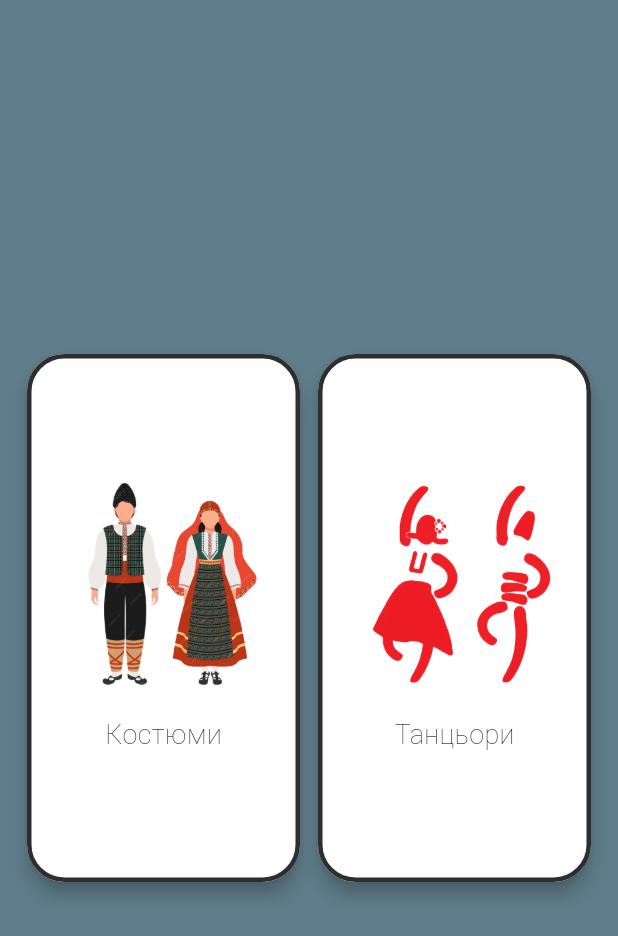
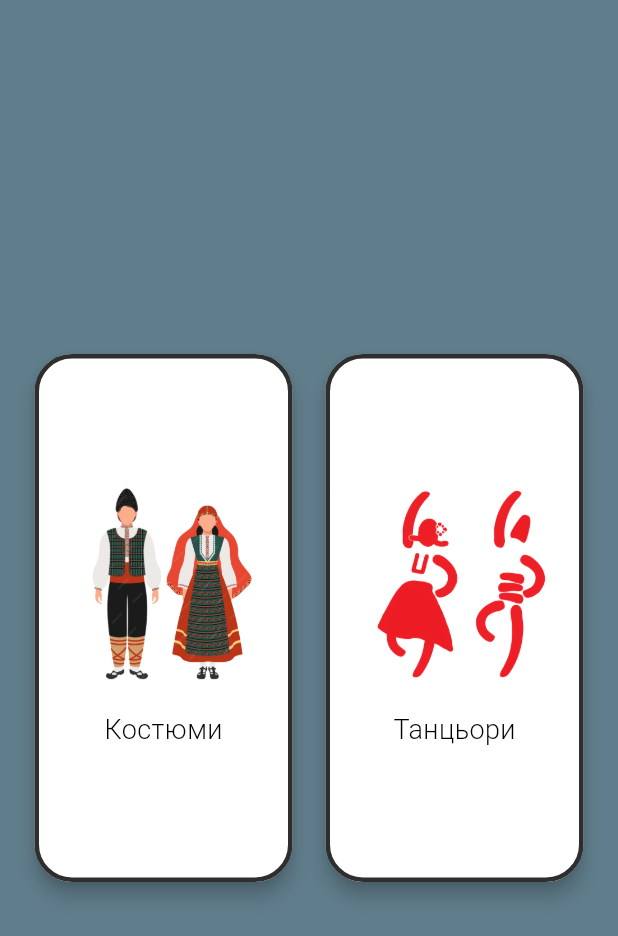
Before and after one commit to GeorgiTasev12/FolkRobe, a Flutter app: the screen it shows after launch, on a phone screen of 412 x 824 dp. Shown: the top 936 px of the screen. Run offline on Flutter 3.47's test engine with Material 3 defaults, Android fonts, the phone set to English and light mode, and no system bars; our stand-ins replace equatable, flutter_bloc, flutter_hooks, get_it, sqflite; accounts and stored records are empty.

Commit message:
Update on core page, list and home page, geneder and main option cards.

```diff
--- a/lib/views/core_page.dart
+++ b/lib/views/core_page.dart
@@ -5,26 +5,38 @@ import 'package:folk_robe/theme/styles/colors_and_styles.dart';
 
 class CorePage extends StatelessWidget {
   final Widget child;
+  final void Function()? onFABPressed;
   final bool? hasAppBar;
   final String? appBarTitle;
   final bool? hasAppBarTitle;
   final bool? hasFAB;
-  final Widget? floatingActionButton;
 
   const CorePage({
     super.key,
     required this.child,
+    this.onFABPressed,
     this.appBarTitle,
     this.hasAppBar = true,
     this.hasAppBarTitle = true,
     this.hasFAB = false,
-    this.floatingActionButton,
   });
 
   @override
   Widget build(BuildContext context) {
     return Scaffold(
-      floatingActionButton: hasFAB ?? false ? floatingActionButton : null,
+      floatingActionButton: hasFAB ?? false
+          ? FloatingActionButton(
+              backgroundColor: context.appTheme.colors.surfaceContainer,
+              onPressed: onFABPressed,
+              shape: RoundedRectangleBorder(
+                borderRadius: BorderRadius.circular(25),
+              ),
+              child: Icon(
+                Icons.add,
+                color: context.appTheme.colors.onSurfaceContainer,
+              ),
+            )
+          : null,
       appBar: hasAppBar ?? false
           ? AppBar(
               automaticallyImplyLeading: false,
--- a/lib/views/gender_page/widgets/gender_card.dart
+++ b/lib/views/gender_page/widgets/gender_card.dart
@@ -43,6 +43,7 @@ class GenderCard extends StatelessWidget {
                 title,
                 style: context.appTheme.textStyles.titleMedium.copyWith(
                   color: context.appTheme.colors.onSurfaceContainer,
+                  fontWeight: FontWeight.w300,
                 ),
               ),
             ],
--- a/lib/views/home_page/page.dart
+++ b/lib/views/home_page/page.dart
@@ -16,8 +16,26 @@ class HomePage extends StatelessWidget {
         child: Column(
           mainAxisAlignment: MainAxisAlignment.center,
           children: [
-            Flexible(
-              child: RowOfCustomCards(),
+            Row(
+              mainAxisAlignment: MainAxisAlignment.spaceAround,
+              children: [
+                Flexible(
+                  child: MainOptionCard(
+                    title: 'Костюми',
+                    imagePath: "assets/folklore_dress.png",
+                    onTap: () => locator<NavigationService>().push(
+                      MaterialPageRoute(builder: (context) => GenderPage()),
+                    ),
+                  ),
+                ),
+                Flexible(
+                  child: MainOptionCard(
+                    title: 'Танцьори',
+                    imagePath: "assets/folklore_dancers.png",
+                    onTap: null,
+                  ),
+                ),
+              ],
             ),
           ],
         ),
@@ -25,29 +43,3 @@ class HomePage extends StatelessWidget {
     );
   }
 }
-
-class RowOfCustomCards extends StatelessWidget {
-  const RowOfCustomCards({
-    super.key,
-  });
-
-  @override
-  Widget build(BuildContext context) {
-    return Row(
-      mainAxisAlignment: MainAxisAlignment.spaceAround,
-      children: [
-        MainOptionCard(
-          title: 'Костюми',
-          imagePath: "assets/folklore_dress.png",
-          onTap: () => locator<NavigationService>().push(
-              MaterialPageRoute(builder: (context) => GenderPage())),
-        ),
-        MainOptionCard(
-          title: 'Танцьори',
-          imagePath: "assets/folklore_dancers.png",
-          onTap: () {},
-        ),
-      ],
-    );
-  }
-}
--- a/lib/views/home_page/widgets/main_options_card.dart
+++ b/lib/views/home_page/widgets/main_options_card.dart
@@ -18,7 +18,7 @@ class MainOptionCard extends StatelessWidget {
     return GestureDetector(
       onTap: () => onTap?.call(),
       child: SizedBox(
-        width: 190,
+        width: 180,
         height: 360,
         child: Card(
           shape: RoundedRectangleBorder(
@@ -46,8 +46,8 @@ class MainOptionCard extends StatelessWidget {
               Text(
                 title,
                 style: context.appTheme.textStyles.titleMedium.copyWith(
-                  color: context.appTheme.colors.onSurfaceContainer,
-                ),
+                    color: context.appTheme.colors.onSurfaceContainer,
+                    fontWeight: FontWeight.w300),
               ),
             ],
           ),
```
Also changed, not shown: lib/views/costume_list_page/page.dart (+27 -6 lines).
